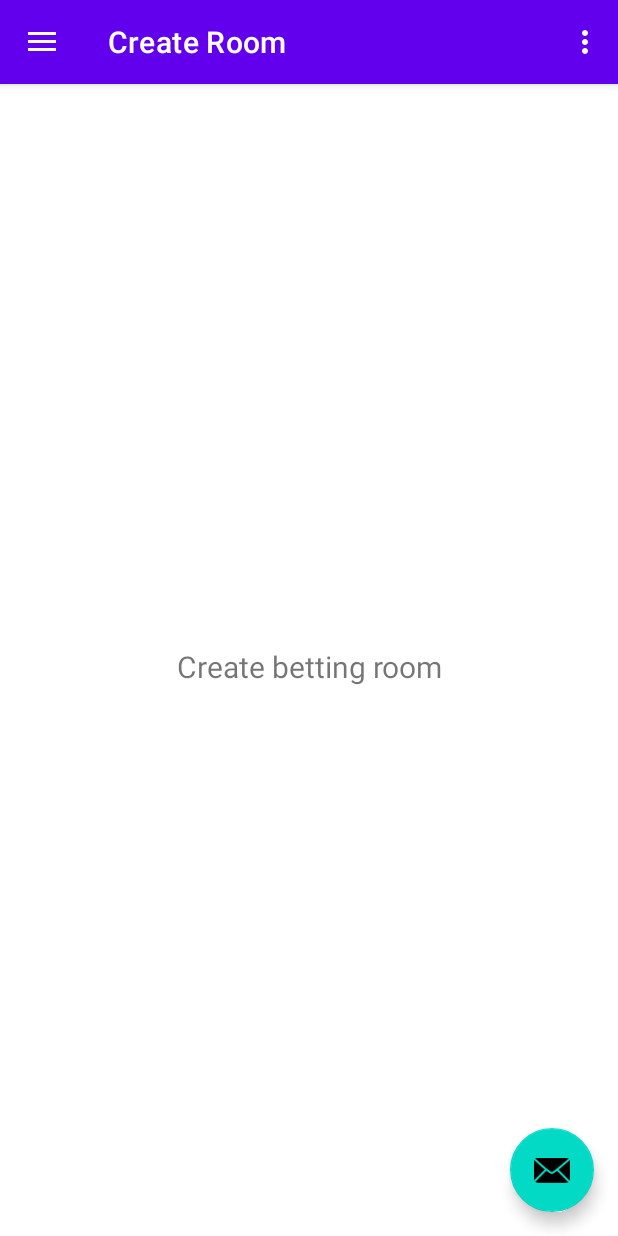
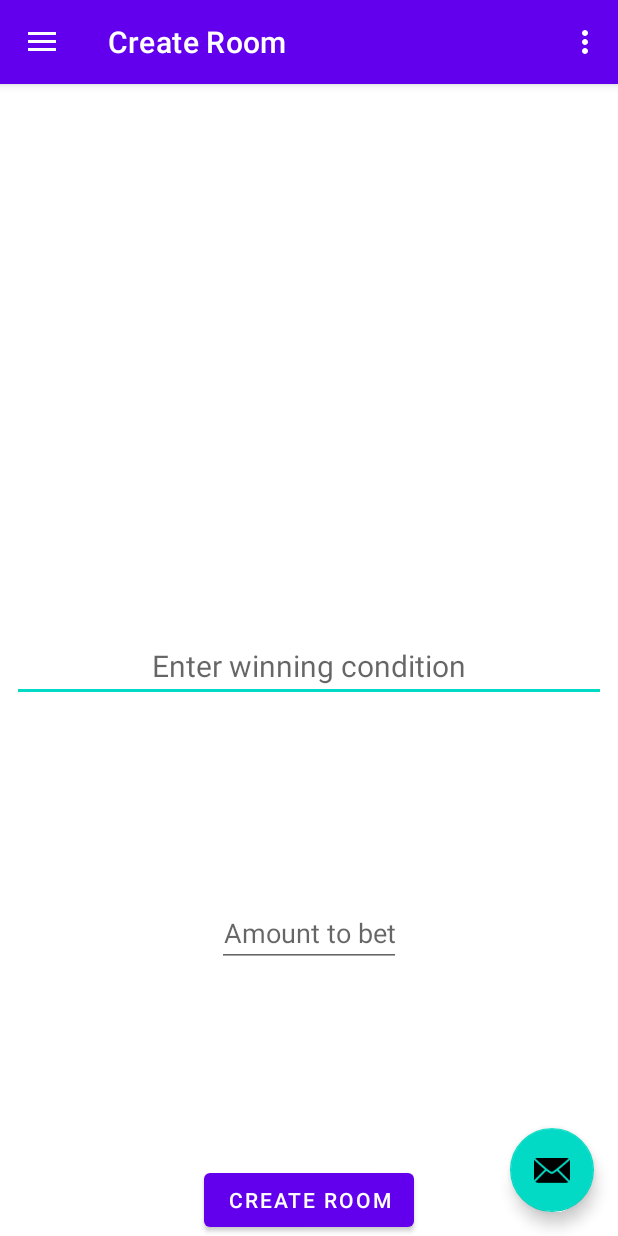
Before and after one commit to csmith845/EzBet, an Android app: the screen it shows after launch (MainActivity), in the side drawer, after a tap on "Create Room", on a phone screen of 412 x 824 dp. Run offline under Robolectric (Android 15) with nearby library versions, the phone set to English and light mode, and no system bars; our stand-ins replace navigation-ui.

Commit message:
working create room and bet list

```diff
--- a/app/src/main/java/com/cooper/android/easybet/Bet.kt
+++ b/app/src/main/java/com/cooper/android/easybet/Bet.kt
@@ -2,6 +2,6 @@ package com.cooper.android.easybet
 
 import java.util.*
 
-data class Bets(val id:UUID = UUID.randomUUID(), var title:String ="", var pot:Int = 0){
+data class Bets(var id:UUID = UUID.randomUUID(), var title:String ="", var pot:Int = 0){
 
 }
--- a/app/src/main/java/com/cooper/android/easybet/Bet_screen.kt
+++ b/app/src/main/java/com/cooper/android/easybet/Bet_screen.kt
@@ -24,8 +24,10 @@ class Bet : AppCompatActivity() {
 
         bet_button.setOnClickListener{
             string = entry.text.toString()
-            if(string != ""){
-                val bet = string.toInt()
+            val bet = string.toInt()
+            val currentBal = Wallet.balance()
+            if(string != "" &&  currentBal - bet >= 0 ){
+
                 Wallet.withdraw(bet)
                 string = "$$string"
                 total.setText(string)
--- a/app/src/main/java/com/cooper/android/easybet/ui/home/HomeFragment.kt
+++ b/app/src/main/java/com/cooper/android/easybet/ui/home/HomeFragment.kt
@@ -11,6 +11,7 @@ import android.widget.EditText
 import android.widget.TextView
 import androidx.fragment.app.Fragment
 import androidx.lifecycle.ViewModelProvider
+import com.cooper.android.easybet.Bet
 import com.cooper.android.easybet.MainActivity
 import com.cooper.android.easybet.Wallet
 import com.cooper.android.easybet.databinding.FragmentHomeBinding
@@ -36,8 +37,6 @@ class HomeFragment : Fragment() {
     ): View {
 
 
-        val homeViewModel =
-            ViewModelProvider(this).get(HomeViewModel::class.java)
 
         _binding = FragmentHomeBinding.inflate(inflater, container, false)
         val root: View = binding.root
@@ -49,21 +48,21 @@ class HomeFragment : Fragment() {
 
 
         pub1.setOnClickListener{
-            val intent = Intent(activity , pubBet1::class.java)
+            val intent = Intent(activity , Bet::class.java)
             startActivity(intent)
         }
 
         pub2.setOnClickListener{
-            val intent = Intent(activity, pubBet2::class.java)
+            val intent = Intent(activity, Bet::class.java)
             startActivity(intent)
         }
 
         pub3.setOnClickListener{
-            val intent = Intent(activity, pubBet3::class.java)
+            val intent = Intent(activity, Bet::class.java)
             startActivity(intent)
         }
         pub4.setOnClickListener {
-            val intent = Intent(activity, pubBet4::class.java)
+            val intent = Intent(activity, Bet::class.java)
             startActivity(intent)
         }
 
--- a/app/src/main/java/com/cooper/android/easybet/ui/slideshow/SlideshowFragment.kt
+++ b/app/src/main/java/com/cooper/android/easybet/ui/slideshow/SlideshowFragment.kt
@@ -4,39 +4,50 @@ import android.os.Bundle
 import android.view.LayoutInflater
 import android.view.View
 import android.view.ViewGroup
+import android.widget.Button
+import android.widget.EditText
 import android.widget.TextView
 import androidx.fragment.app.Fragment
 import androidx.lifecycle.ViewModelProvider
+import com.cooper.android.easybet.Bet
+import com.cooper.android.easybet.BetList
+import com.cooper.android.easybet.R
 import com.cooper.android.easybet.databinding.FragmentSlideshowBinding
 
 class SlideshowFragment : Fragment() {
 
-    private var _binding: FragmentSlideshowBinding? = null
 
     // This property is only valid between onCreateView and
     // onDestroyView.
-    private val binding get() = _binding!!
+    private lateinit var newRoom: Button
+    private lateinit var condition: EditText
+    private lateinit var pot: EditText
 
     override fun onCreateView(
         inflater: LayoutInflater,
         container: ViewGroup?,
         savedInstanceState: Bundle?
     ): View {
-        val slideshowViewModel =
-            ViewModelProvider(this).get(SlideshowViewModel::class.java)
+        val view = inflater.inflate(R.layout.fragment_slideshow ,container, false)
 
-        _binding = FragmentSlideshowBinding.inflate(inflater, container, false)
-        val root: View = binding.root
+        newRoom = view.findViewById(R.id.new_room)
+        condition = view.findViewById(R.id.condition)
+        pot = view.findViewById(R.id.pot_init)
 
-        val textView: TextView = binding.textSlideshow
-        slideshowViewModel.text.observe(viewLifecycleOwner) {
-            textView.text = it
+        newRoom.setOnClickListener(){
+            val conditionString = condition.text.toString()
+            val potString = pot.text.toString()
+            if(conditionString != "" && potString != ""){
+                val potInt = potString.toInt()
+                BetList.newBet(conditionString, potInt)
         }
-        return root
+        }
+
+        return view
     }
 
     override fun onDestroyView() {
         super.onDestroyView()
-        _binding = null
+
     }
 }
--- a/app/src/main/res/layout/fragment_slideshow.xml
+++ b/app/src/main/res/layout/fragment_slideshow.xml
@@ -6,18 +6,42 @@
     android:layout_height="match_parent"
     tools:context=".ui.slideshow.SlideshowFragment">
 
-    <TextView
-        android:id="@+id/text_slideshow"
+    <EditText
+        android:id="@+id/condition"
         android:layout_width="match_parent"
         android:layout_height="wrap_content"
         android:layout_marginStart="8dp"
         android:layout_marginTop="8dp"
         android:layout_marginEnd="8dp"
         android:textAlignment="center"
-        android:text="Testing"
+        android:hint="@string/condition"
         android:textSize="20sp"
         app:layout_constraintBottom_toBottomOf="parent"
         app:layout_constraintEnd_toEndOf="parent"
         app:layout_constraintStart_toStartOf="parent"
-        app:layout_constraintTop_toTopOf="parent" />
+        app:layout_constraintTop_toTopOf="parent"
+        android:autofillHints=""
+        android:inputType="text" />
+
+    <EditText
+        android:id="@+id/pot_init"
+        android:layout_width="wrap_content"
+        android:layout_height="wrap_content"
+        android:textAlignment="center"
+        android:hint="@string/bet_screen"
+        android:inputType="phone"
+        app:layout_constraintBottom_toTopOf="@+id/new_room"
+        app:layout_constraintEnd_toEndOf="parent"
+        app:layout_constraintStart_toStartOf="parent"
+        app:layout_constraintTop_toBottomOf="@+id/condition"
+        android:autofillHints="" />
+
+    <Button
+        android:id="@+id/new_room"
+        android:layout_width="wrap_content"
+        android:layout_height="wrap_content"
+        android:text="@string/create_room"
+        app:layout_constraintBottom_toBottomOf="parent"
+        app:layout_constraintEnd_toEndOf="parent"
+        app:layout_constraintStart_toStartOf="parent" />
 </androidx.constraintlayout.widget.ConstraintLayout>
--- a/app/src/main/res/menu/activity_main_drawer.xml
+++ b/app/src/main/res/menu/activity_main_drawer.xml
@@ -15,10 +15,10 @@
         <item
             android:id="@+id/nav_room"
             android:icon="@drawable/ic_menu_slideshow"
-            android:title="@string/menu_slideshow" />
+            android:title="@string/create_room" />
         <item
             android:id="@+id/bet_list"
             android:icon= "@drawable/rectangle"
-            android:title="Bet List"/>
+            android:title="@string/bet_list"/>
     </group>
 </menu>
--- a/app/src/main/res/navigation/mobile_navigation.xml
+++ b/app/src/main/res/navigation/mobile_navigation.xml
@@ -20,7 +20,7 @@
     <fragment
         android:id="@+id/nav_room"
         android:name="com.cooper.android.easybet.ui.slideshow.SlideshowFragment"
-        android:label="@string/menu_slideshow"
+        android:label="@string/create_room"
         tools:layout="@layout/fragment_slideshow" />
 
     <fragment
--- a/app/src/main/res/values/strings.xml
+++ b/app/src/main/res/values/strings.xml
@@ -9,7 +9,7 @@
     <string name="bet_screen">Amount to bet</string>
     <string name="menu_home">Home</string>
     <string name="menu_gallery">Wallet</string>
-    <string name="menu_slideshow">Create Room</string>
+    <string name="create_room">Create Room</string>
     <string name="default_total">$0</string>
     <string name="title_activity_login">LoginActivity</string>
     <string name="prompt_email">Email</string>
@@ -21,4 +21,6 @@
     <string name="invalid_password">Password must be >5 characters</string>
     <string name="login_failed">"Login failed"</string>
     <string name="bet">Bet</string>
+    <string name ="condition">Enter winning condition</string>
+    <string name="bet_list">Bet List</string>
 </resources>
```
Also changed, not shown: app/src/main/java/com/cooper/android/easybet/BetListViewModel.kt (+8 -4 lines), app/src/main/java/com/cooper/android/easybet/MainActivity.kt (+26 -0 lines).
